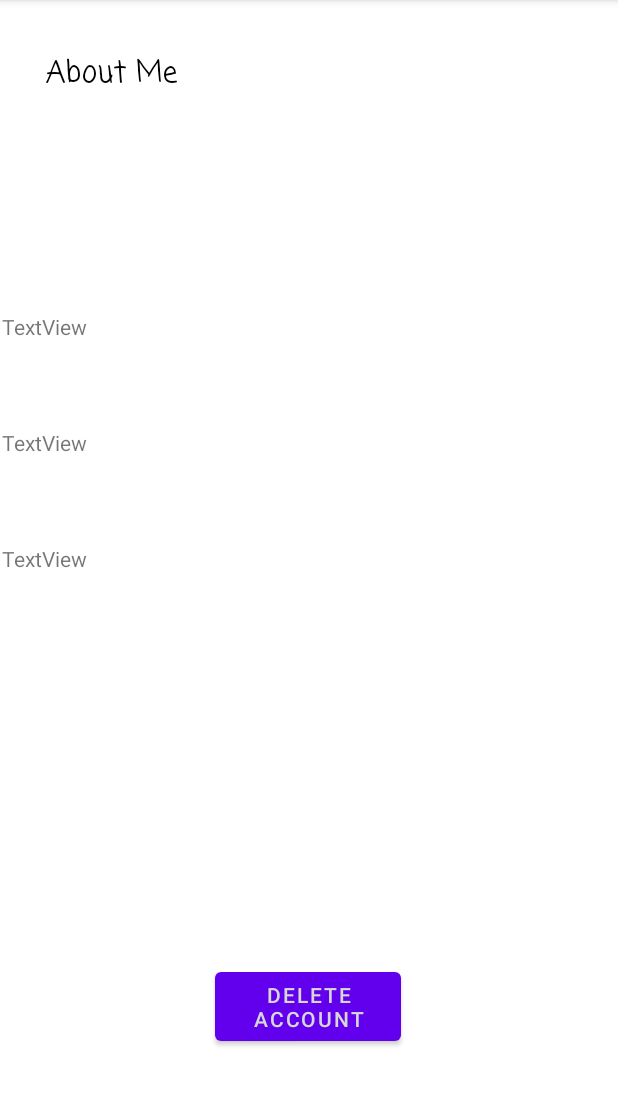
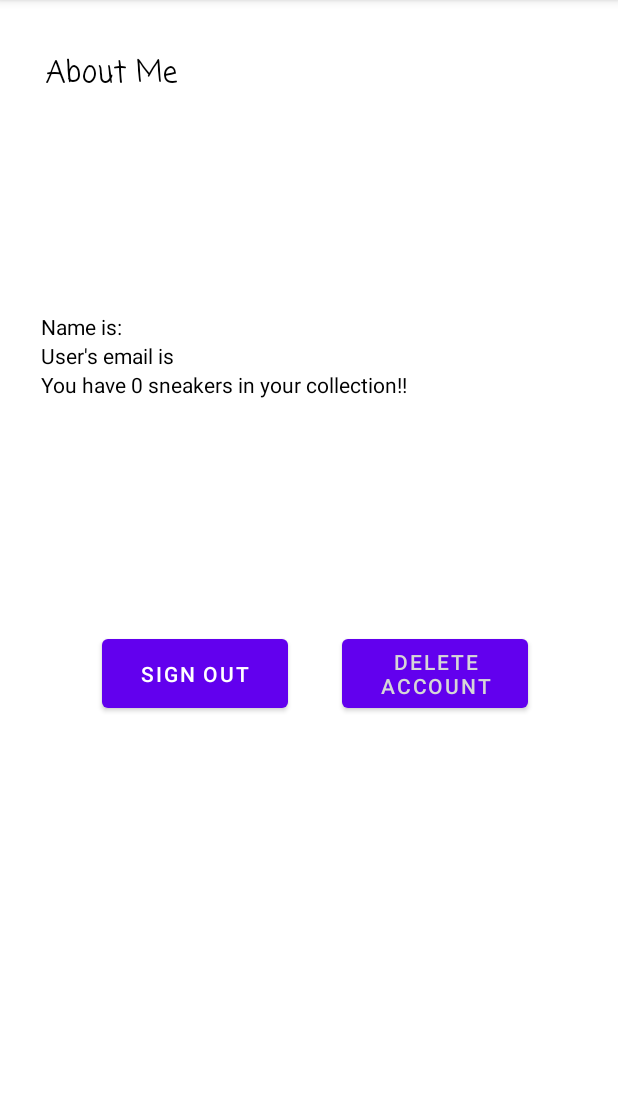
Before and after one commit to gedeh24/SneakerNet, an Android app: the Profile screen opened directly, with no data from a screen before it, on a phone screen of 412 x 824 dp, the part 84-1190 px from its top. Run offline under Robolectric (Android 15) with nearby library versions, the phone set to English and light mode, and no system bars; our stand-ins replace Firebase (no records; nobody signed in at launch, a user with empty details on screens opened directly); libraries missing offline, so code that uses them is left out: com.firebase.ui.

```diff
--- a/app/build.gradle
+++ b/app/build.gradle
@@ -30,7 +30,9 @@ apply plugin: 'com.android.application'
 apply plugin: 'com.google.gms.google-services'
 
 dependencies {
+
     implementation platform('com.google.firebase:firebase-bom:29.0.0')
+    implementation 'com.squareup.picasso:picasso:2.71828'
     implementation 'androidx.appcompat:appcompat:1.3.1'
     implementation 'com.google.android.material:material:1.4.0'
     implementation 'androidx.constraintlayout:constraintlayout:2.1.2'
@@ -39,6 +41,7 @@ dependencies {
     implementation 'com.google.firebase:firebase-auth:21.0.1'
     implementation 'com.firebaseui:firebase-ui-auth:8.0.0'
     implementation 'com.google.android.gms:play-services-measurement-api:20.0.0'
+    implementation 'androidx.gridlayout:gridlayout:1.0.0'
     testImplementation 'junit:junit:4.+'
     androidTestImplementation 'androidx.test.ext:junit:1.1.3'
     androidTestImplementation 'androidx.test.espresso:espresso-core:3.4.0'
--- a/app/src/main/AndroidManifest.xml
+++ b/app/src/main/AndroidManifest.xml
@@ -1,7 +1,9 @@
 <?xml version="1.0" encoding="utf-8"?>
 <manifest xmlns:android="http://schemas.android.com/apk/res/android"
     package="com.example.sneakernet">
+
     <uses-permission android:name="android.permission.INTERNET" />
+
     <application
         android:allowBackup="true"
         android:icon="@mipmap/ic_launcher"
@@ -9,7 +11,9 @@
         android:roundIcon="@mipmap/ic_launcher_round"
         android:supportsRtl="true"
         android:theme="@style/Theme.SneakerNet">
-
+        <activity
+            android:name=".MarketPlace"
+            android:exported="true" />
         <activity
             android:name=".Messaging"
             android:exported="true" />
--- a/app/src/main/java/com/example/sneakernet/Profile.java
+++ b/app/src/main/java/com/example/sneakernet/Profile.java
@@ -1,20 +1,97 @@
 package com.example.sneakernet;
 
+import static android.content.ContentValues.TAG;
+
+import static com.google.firebase.auth.FirebaseAuth.getInstance;
+
+import androidx.annotation.NonNull;
 import androidx.appcompat.app.AppCompatActivity;
 
 import android.content.Intent;
 import android.os.Bundle;
+import android.util.Log;
 import android.view.View;
 import android.widget.Button;
+import android.widget.TextView;
+
+import com.example.sneakernet.util.FireBaseUtil;
+import com.example.sneakernet.util.ShoeUtil;
+import com.google.android.gms.tasks.OnCompleteListener;
+import com.google.android.gms.tasks.Task;
+import com.google.firebase.auth.FirebaseAuth;
+import com.google.firebase.firestore.FirebaseFirestore;
+import com.google.firebase.firestore.QueryDocumentSnapshot;
+import com.google.firebase.firestore.QuerySnapshot;
+
+import java.util.ArrayList;
 
 public class Profile extends AppCompatActivity {
-private Button deleteProfile;
+    private Button deleteProfile;
+    private Button logOut;
+    private TextView name;
+    private TextView email;
+    private TextView shoe_counter;
+    private FirebaseFirestore mFirestore;
+    private int shoe_count;
     @Override
     protected void onCreate(Bundle savedInstanceState) {
         super.onCreate(savedInstanceState);
         setContentView(R.layout.activity_profile);
+        logOut = findViewById(R.id.button2);
+        deleteProfile = findViewById(R.id.DeleteAccount);
+        shoe_count = 0;
+        shoe_counter = findViewById(R.id.userShoeNumbers);
+        mFirestore = FireBaseUtil.getFirestore();
+        FirebaseFirestore.setLoggingEnabled(true);
+        mFirestore.collection("Shoe")
+                .get()
+                .addOnCompleteListener(new OnCompleteListener<QuerySnapshot>() {
+                    @Override
+                    public void onComplete(@NonNull Task<QuerySnapshot> task) {
+                        if (task.isSuccessful()) {
+                            for (QueryDocumentSnapshot document : task.getResult()) {
+                                String UID = (String) document.getData().get("uid");
+                                if (UID.equals(FirebaseAuth.getInstance().getUid())) {
+                                    shoe_count++;
 
-        deleteProfile = findViewById(R.id.DeleteAccount);
+                                }
+
+                            }
+                            String temp = Integer.toString(shoe_count);
+                            shoe_counter.setText("You have " +temp + " sneakers in your collection!!");
+
+
+                        }
+                    }
+                });
+
+
+        name = findViewById(R.id.Name);
+        email = findViewById(R.id.userEmail);
+
+
+
+
+
+        name.setText("Name is: " + getInstance().getCurrentUser().getDisplayName());
+        email.setText("User's email is " + getInstance().getCurrentUser().getEmail());
+
+
+
+        logOut.setOnClickListener(new View.OnClickListener() {
+            @Override
+            public void onClick(View v) {
+                FirebaseAuth.getInstance().signOut();
+            }
+        });
+        deleteProfile.setOnClickListener(new View.OnClickListener() {
+            @Override
+            public void onClick(View v) {
+               FirebaseAuth.getInstance().getCurrentUser().delete();
+                FirebaseAuth.getInstance().signOut();
+            }
+        });
+
 
 
     }
--- a/app/src/main/res/layout/activity_profile.xml
+++ b/app/src/main/res/layout/activity_profile.xml
@@ -43,8 +43,8 @@
 
     <LinearLayout
         android:id="@+id/linearLayout1"
-        android:layout_width="409dp"
-        android:layout_height="243dp"
+        android:layout_width="357dp"
+        android:layout_height="wrap_content"
         android:layout_marginTop="208dp"
         android:orientation="vertical"
         app:layout_constraintEnd_toEndOf="parent"
@@ -53,21 +53,24 @@
 
         <TextView
             android:id="@+id/Name"
-            android:layout_width="match_parent"
-            android:layout_height="77dp"
-            android:text="TextView" />
+            android:layout_width="wrap_content"
+            android:layout_height="wrap_content"
+            android:text="TextView"
+            android:textColor="#000000" />
 
         <TextView
             android:id="@+id/userEmail"
-            android:layout_width="match_parent"
-            android:layout_height="77dp"
-            android:text="TextView" />
+            android:layout_width="wrap_content"
+            android:layout_height="wrap_content"
+            android:text="TextView"
+            android:textColor="#000000" />
 
         <TextView
             android:id="@+id/userShoeNumbers"
-            android:layout_width="match_parent"
-            android:layout_height="77dp"
-            android:text="TextView" />
+            android:layout_width="wrap_content"
+            android:layout_height="wrap_content"
+            android:text="FF000000"
+            android:textColor="#000000" />
 
     </LinearLayout>
 
@@ -75,15 +78,30 @@
         android:id="@+id/DeleteAccount"
         android:layout_width="124dp"
         android:layout_height="58dp"
+        android:layout_marginStart="36dp"
+        android:layout_marginTop="154dp"
         android:layout_marginBottom="68dp"
         android:text="@string/Delete"
         android:textColor="@color/fui_bgEmail"
         app:layout_constraintBottom_toBottomOf="parent"
         app:layout_constraintEnd_toEndOf="parent"
-        app:layout_constraintHorizontal_bias="0.498"
+        app:layout_constraintHorizontal_bias="0.0"
+        app:layout_constraintStart_toEndOf="@+id/button2"
+        app:layout_constraintTop_toBottomOf="@+id/linearLayout1"
+        app:layout_constraintVertical_bias="0.0" />
+
+    <Button
+        android:id="@+id/button2"
+        android:layout_width="124dp"
+        android:layout_height="58dp"
+        android:layout_marginStart="68dp"
+        android:layout_marginTop="154dp"
+        android:layout_marginBottom="68dp"
+        android:text="SIGN OUT"
+        app:layout_constraintBottom_toBottomOf="parent"
         app:layout_constraintStart_toStartOf="parent"
         app:layout_constraintTop_toBottomOf="@+id/linearLayout1"
-        app:layout_constraintVertical_bias="1.0" />
+        app:layout_constraintVertical_bias="0.0" />
 
 
 </androidx.constraintlayout.widget.ConstraintLayout>
```
Also changed, not shown: app/src/main/java/com/example/sneakernet/MainMenu.java (+11 -1 lines), app/src/main/java/com/example/sneakernet/MarketPlace.java (added, +86 -0 lines), app/src/main/java/com/example/sneakernet/Stash.java (+62 -51 lines), app/src/main/java/com/example/sneakernet/adapter/shoeAdapter.java (added, +55 -0 lines), app/src/main/java/com/example/sneakernet/util/ShoeUtil.java (+7 -1 lines), app/src/main/res/layout/activity_market_place.xml (added, +36 -0 lines), app/src/main/res/layout/activity_shoes.xml (+4 -28 lines), app/src/main/res/layout/listshoe.xml (added, +19 -0 lines), app/src/main/res/layout/shoe_information.xml (+25 -13 lines), app/src/main/res/layout/view_shoe_activity.xml (deleted, +0 -17 lines).
